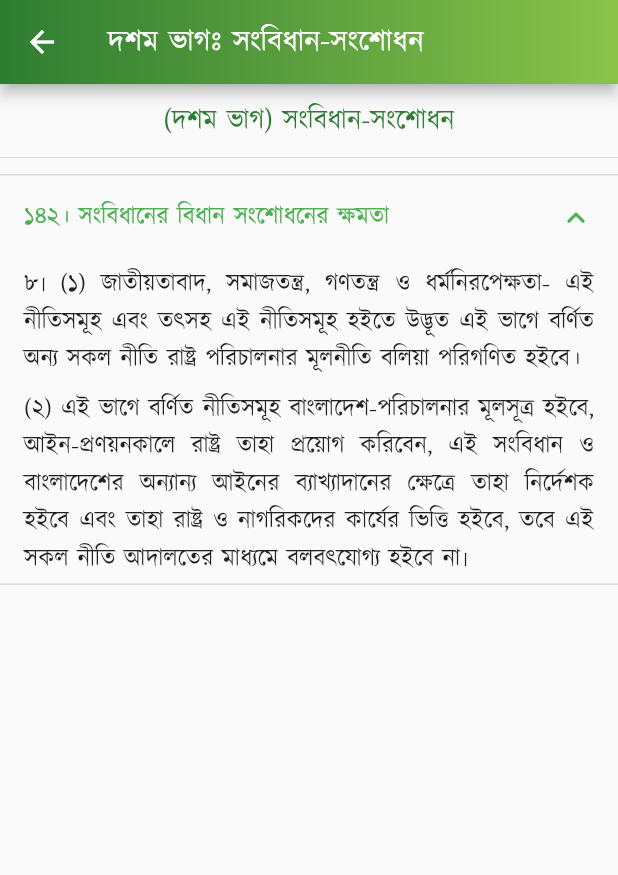
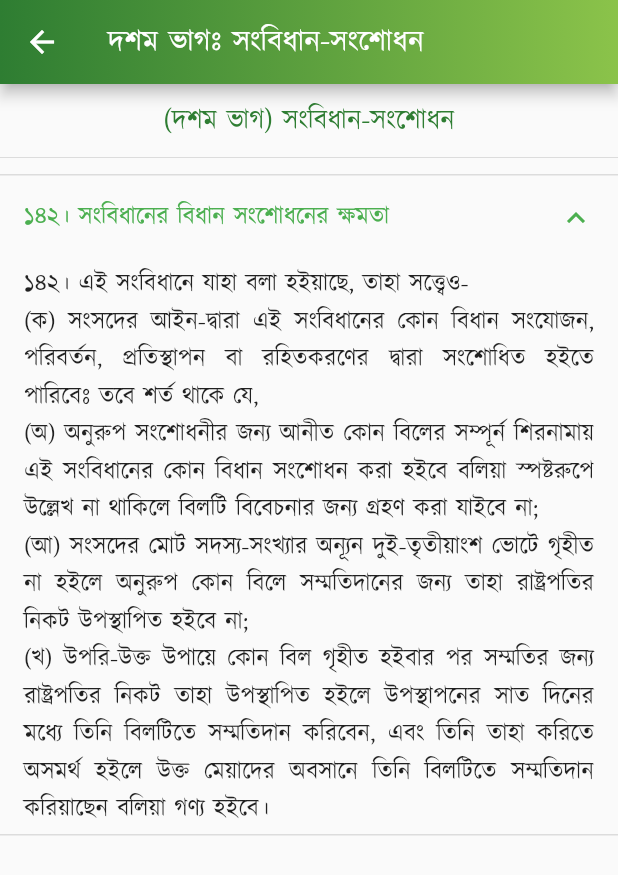
Before and after one commit to Azimul-Haque/flutter-onesignal, a Flutter app: the PartTen screen opened directly, after a tap on "১৪২। সংবিধানের বিধান সংশোধনের ক্ষমতা", on a phone screen of 412 x 824 dp. Shown: the top 875 px of the screen. Run offline on Flutter 3.47's test engine with Material 2 defaults, Android fonts, the phone set to English and light mode, and no system bars; our stand-ins replace fluttertoast, package_info_plus, percent_indicator, shared_preferences, sqflite; missing offline and left inert: blinking_text, flutter_share, onesignal_flutter, slide_popup_dialog; accounts and stored records are empty; network calls fail.

Commit message:
Commit Sun 03/27/2022 23:50:45.22 23655

```diff
--- a/lib/pages/constitution/part10.dart
+++ b/lib/pages/constitution/part10.dart
@@ -41,12 +41,7 @@ class PartTen extends StatelessWidget {
             children: <Widget>[
               ListTile(
                   title: Text(
-                '৮৷ (১) জাতীয়তাবাদ, সমাজতন্ত্র, গণতন্ত্র ও ধর্মনিরপেক্ষতা- এই নীতিসমূহ এবং তৎসহ এই নীতিসমূহ হইতে উদ্ভূত এই ভাগে বর্ণিত অন্য সকল নীতি রাষ্ট্র পরিচালনার মূলনীতি বলিয়া পরিগণিত হইবে।',
-                textAlign: TextAlign.justify,
-              )),
-              ListTile(
-                  title: Text(
-                '(২) এই ভাগে বর্ণিত নীতিসমূহ বাংলাদেশ-পরিচালনার মূলসূত্র হইবে, আইন-প্রণয়নকালে রাষ্ট্র তাহা প্রয়োগ করিবেন, এই সংবিধান ও বাংলাদেশের অন্যান্য আইনের ব্যাখ্যাদানের ক্ষেত্রে তাহা নির্দেশক হইবে এবং তাহা রাষ্ট্র ও নাগরিকদের কার্যের ভিত্তি হইবে, তবে এই সকল নীতি আদালতের মাধ্যমে বলবৎযোগ্য হইবে না৷',
+                '১৪২। এই সংবিধানে যাহা বলা হইয়াছে, তাহা সত্ত্বেও- \n(ক) সংসদের আইন-দ্বারা এই সংবিধানের কোন বিধান সংযোজন, পরিবর্তন, প্রতিস্থাপন বা রহিতকরণের দ্বারা সংশোধিত হইতে পারিবেঃ তবে শর্ত থাকে যে, \n(অ) অনুরুপ সংশোধনীর জন্য আনীত কোন বিলের সম্পূর্ন শিরনামায় এই সংবিধানের কোন বিধান সংশোধন করা হইবে বলিয়া স্পষ্টরুপে উল্লেখ না থাকিলে বিলটি বিবেচনার জন্য গ্রহণ করা যাইবে না; \n(আ) সংসদের মোট সদস্য-সংখ্যার অন্যূন দুই-তৃতীয়াংশ ভোটে গৃহীত না হইলে অনুরুপ কোন বিলে সম্মতিদানের জন্য তাহা রাষ্ট্রপতির নিকট উপস্থাপিত হইবে না; \n(খ) উপরি-উক্ত উপায়ে কোন বিল গৃহীত হইবার পর সম্মতির জন্য রাষ্ট্রপতির নিকট তাহা উপস্থাপিত হইলে উপস্থাপনের সাত দিনের মধ্যে তিনি বিলটিতে সম্মতিদান করিবেন, এবং তিনি তাহা করিতে অসমর্থ হইলে উক্ত মেয়াদের অবসানে তিনি বিলটিতে সম্মতিদান করিয়াছেন বলিয়া গণ্য হইবে।',
                 textAlign: TextAlign.justify,
               ))
             ],
```
